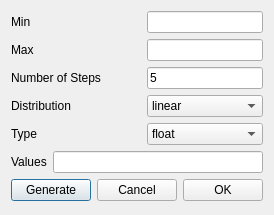
Qt form cc3d/twedit5/Plugins/CC3DProject/parvaldlg.ui (CompuCell3D/CompuCell3D) before a commit.
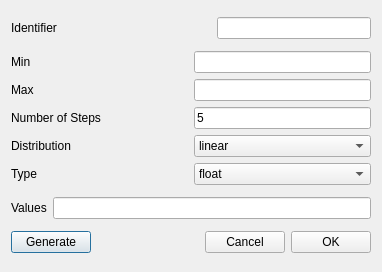
The same form after that commit.

Commit message:
Added GUI-based capability to specify parameter scan. It also has modest editing capabilities e.g. renaming identifier of the scanned parameter. This is still work in progress but it already has nice functionality and is usable
Addresses:

https://github.com/CompuCell3D/CompuCell3D/issues/435

```diff
--- a/cc3d/twedit5/Plugins/CC3DProject/parvaldlg.ui
+++ b/cc3d/twedit5/Plugins/CC3DProject/parvaldlg.ui
@@ -6,14 +6,45 @@
    <rect>
     <x>0</x>
     <y>0</y>
-    <width>269</width>
-    <height>215</height>
+    <width>382</width>
+    <height>272</height>
    </rect>
   </property>
   <property name="windowTitle">
    <string>Generate Parameter Values</string>
   </property>
   <layout class="QVBoxLayout" name="verticalLayout">
+   <item>
+    <layout class="QHBoxLayout" name="horizontalLayout_8">
+     <item>
+      <widget class="QLabel" name="label_7">
+       <property name="text">
+        <string>Identifier</string>
+       </property>
+      </widget>
+     </item>
+     <item>
+      <spacer name="horizontalSpacer_7">
+       <property name="orientation">
+        <enum>Qt::Horizontal</enum>
+       </property>
+       <property name="sizeHint" stdset="0">
+        <size>
+         <width>40</width>
+         <height>20</height>
+        </size>
+       </property>
+      </spacer>
+     </item>
+     <item>
+      <widget class="QLineEdit" name="identifierLE">
+       <property name="toolTip">
+        <string>&lt;html&gt;&lt;head/&gt;&lt;body&gt;&lt;p&gt;Parameter identifier. It can be arbitrary string to which you will refer to a scanned parameter&lt;/p&gt;&lt;/body&gt;&lt;/html&gt;</string>
+       </property>
+      </widget>
+     </item>
+    </layout>
+   </item>
    <item>
     <layout class="QGridLayout" name="gridLayout">
      <item row="0" column="0">
```
The commit also changes 5 other files.
